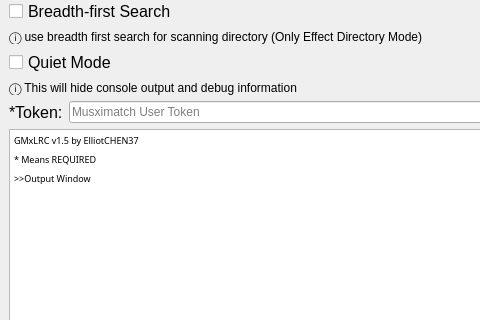
Qt form win.ui (ElliotCHEN37/GMxLRC) before a commit; both pictures show x 0 to 480 and y 164 to 484 of the 637 by 602 pixel window.
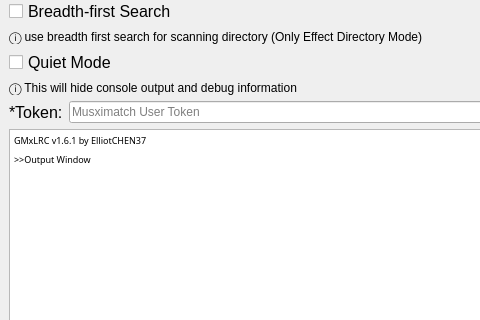
The same form after that commit.

The edit to the form file:
```diff
--- a/win.ui
+++ b/win.ui
@@ -81,8 +81,7 @@
 &lt;html&gt;&lt;head&gt;&lt;meta name=&quot;qrichtext&quot; content=&quot;1&quot; /&gt;&lt;style type=&quot;text/css&quot;&gt;
 p, li { white-space: pre-wrap; }
 &lt;/style&gt;&lt;/head&gt;&lt;body style=&quot; font-family:'JetBrains Mono Light','Arial'; font-size:9pt; font-weight:400; font-style:normal;&quot;&gt;
-&lt;p style=&quot; margin-top:6px; margin-bottom:6px; margin-left:0px; margin-right:0px; -qt-block-indent:0; text-indent:0px;&quot;&gt;&lt;span style=&quot; font-family:'JetBrains Mono 54','JetBrains Mono Light'; font-size:7pt;&quot;&gt;GMxLRC v1.5 by ElliotCHEN37&lt;/span&gt;&lt;/p&gt;
-&lt;p style=&quot; margin-top:6px; margin-bottom:6px; margin-left:0px; margin-right:0px; -qt-block-indent:0; text-indent:0px;&quot;&gt;&lt;span style=&quot; font-family:'JetBrains Mono 54','JetBrains Mono Light'; font-size:7pt;&quot;&gt;* Means REQUIRED&lt;/span&gt;&lt;/p&gt;
+&lt;p style=&quot; margin-top:6px; margin-bottom:6px; margin-left:0px; margin-right:0px; -qt-block-indent:0; text-indent:0px;&quot;&gt;&lt;span style=&quot; font-family:'JetBrains Mono 54','JetBrains Mono Light'; font-size:7pt;&quot;&gt;GMxLRC v1.6.1 by ElliotCHEN37&lt;/span&gt;&lt;/p&gt;
 &lt;p style=&quot; margin-top:6px; margin-bottom:6px; margin-left:0px; margin-right:0px; -qt-block-indent:0; text-indent:0px;&quot;&gt;&lt;span style=&quot; font-family:'JetBrains Mono 54','JetBrains Mono Light'; font-size:7pt;&quot;&gt;&amp;gt;&amp;gt;Output Window&lt;/span&gt;&lt;/p&gt;&lt;/body&gt;&lt;/html&gt;</string>
       </property>
      </widget>
```
